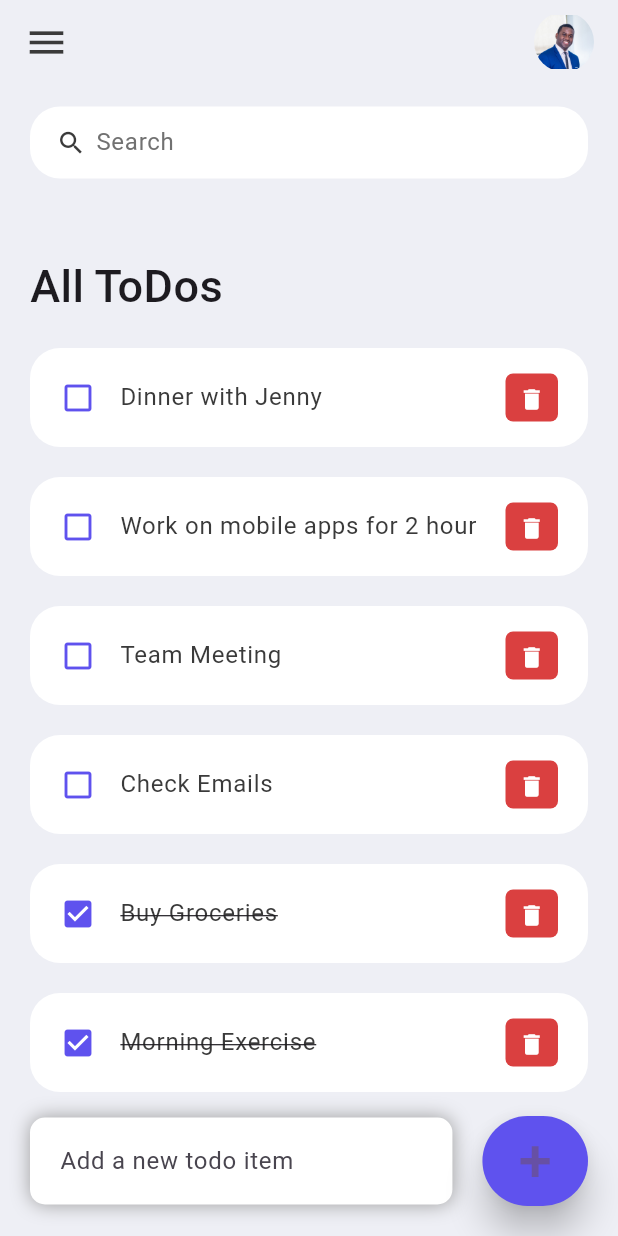
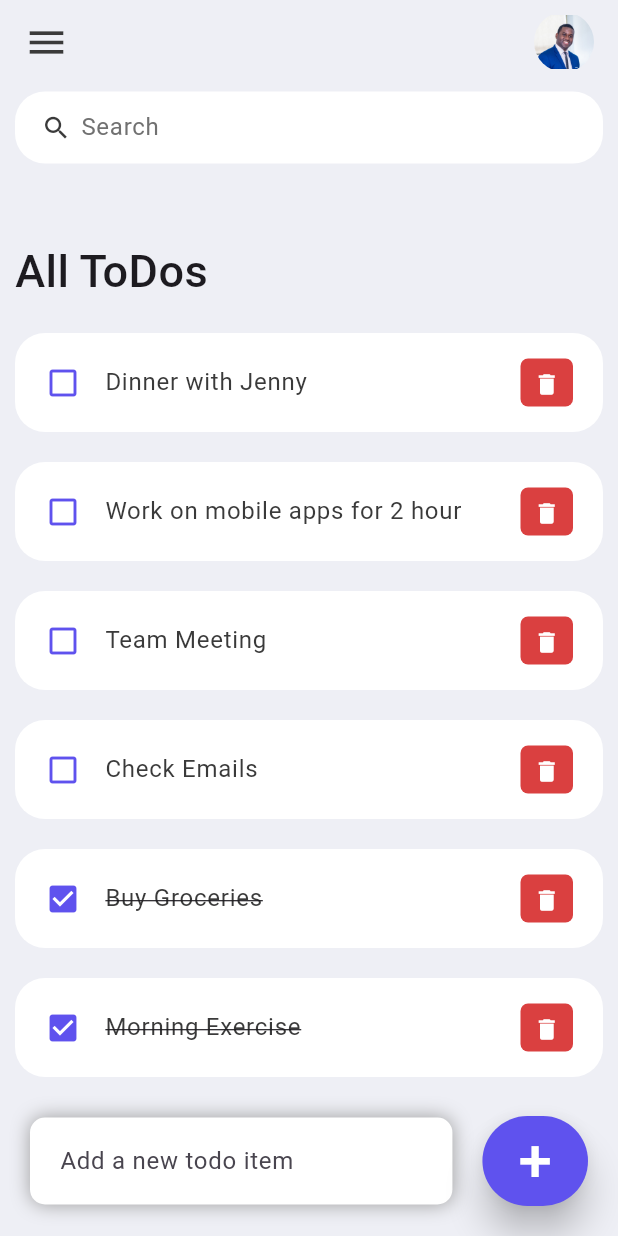
Before and after one commit to petrodesignr/flutter_app, a Flutter app: the screen it shows after launch, on a phone screen of 412 x 824 dp. Run offline on Flutter 3.47's test engine with Material 3 defaults, Android fonts, the phone set to English and light mode, and no system bars.

Commit message:
dernier commit

```diff
--- a/lib/screens/home.dart
+++ b/lib/screens/home.dart
@@ -31,10 +31,9 @@ class _HomeState extends State<Home> {
       body: Stack(
         children: [
           Container(
-            padding: EdgeInsets.symmetric(
-              horizontal: 20,
-              vertical: 15,
-            ),
+            padding: MediaQuery.of(context).size.width > 600
+                ? const EdgeInsets.symmetric(horizontal: 20, vertical: 15)
+                : const EdgeInsets.symmetric(horizontal: 10, vertical: 5),
             child: Column(
               children: [
                 searchBox(),
@@ -109,6 +108,7 @@ class _HomeState extends State<Home> {
                   child: Text(
                     '+',
                     style: TextStyle(
+                      color: Colors.white,
                       fontSize: 40,
                     ),
                   ),
```
